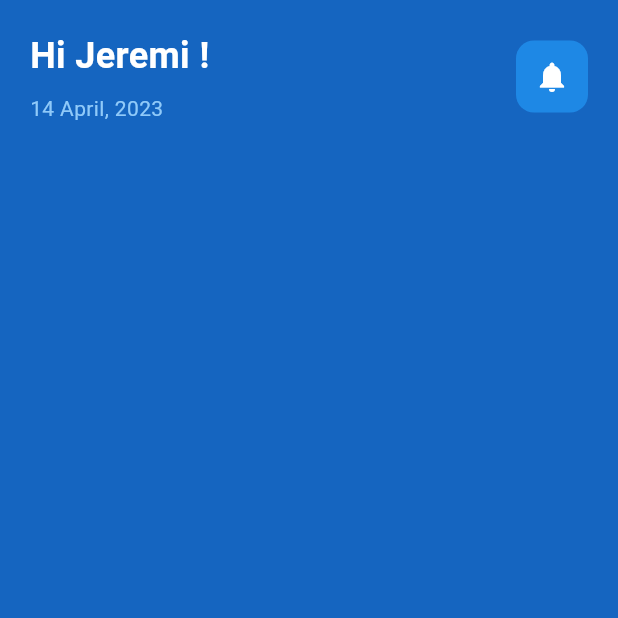
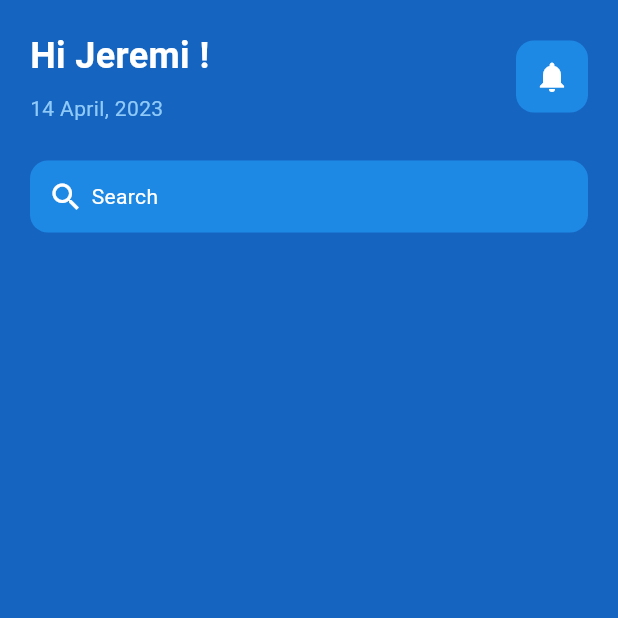
Before and after one commit to Jeremi-Koloma/mentalhealthapp, a Flutter app: the screen it shows after launch, on a phone screen of 412 x 824 dp, the top half of it. Run offline on Flutter 3.47's test engine with Material 3 defaults, Android fonts, the phone set to English and light mode, and no system bars.

Commit message:
Seach bar okay

```diff
--- a/lib/pages/home/home_page.dart
+++ b/lib/pages/home/home_page.dart
@@ -58,6 +58,29 @@ class _HomePageState extends State<HomePage> {
                   ],
                 ),
                 // SEARCH BAR
+                const SizedBox(height: 25.0),
+                Container(
+                  decoration: BoxDecoration(
+                    color: Colors.blue[600],
+                    borderRadius: BorderRadius.circular(12.0),
+                  ),
+                  child: const Padding(
+                    padding: EdgeInsets.all(12.0),
+                    child: Row(
+                      children: [
+                        Icon(
+                          Icons.search,
+                          color: Colors.white,
+                        ),
+                        SizedBox(width: 5.0),
+                        Text(
+                          "Search",
+                          style: TextStyle(color: Colors.white),
+                        )
+                      ],
+                    ),
+                  ),
+                ),
               ],
             ),
           ),
```
